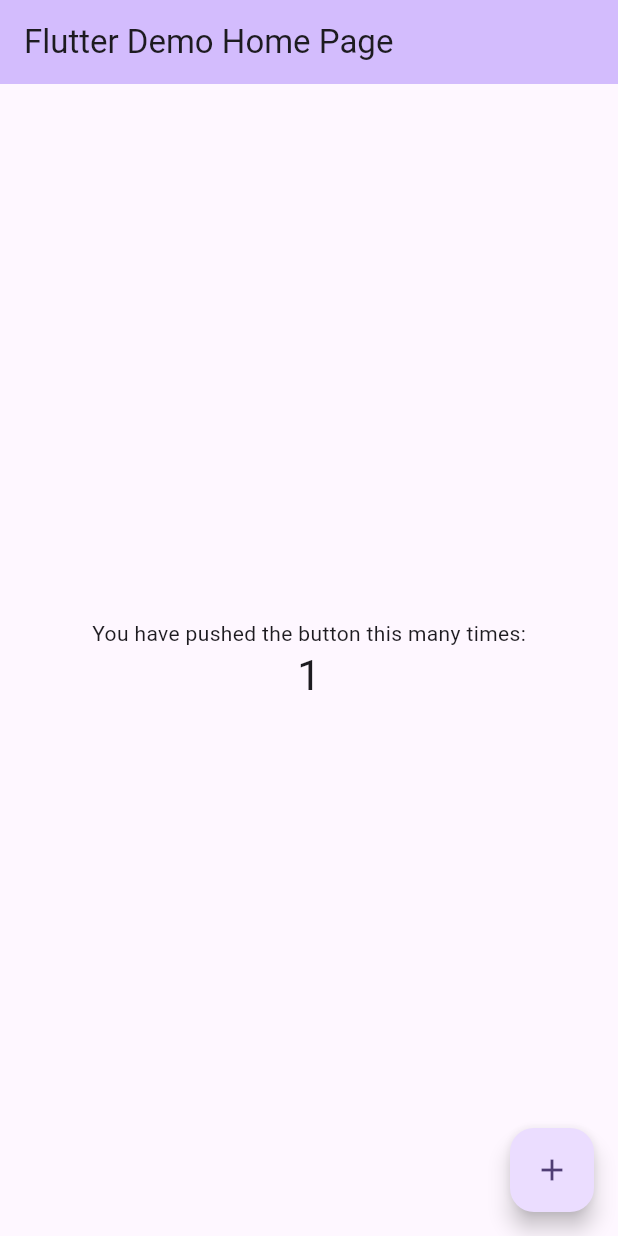
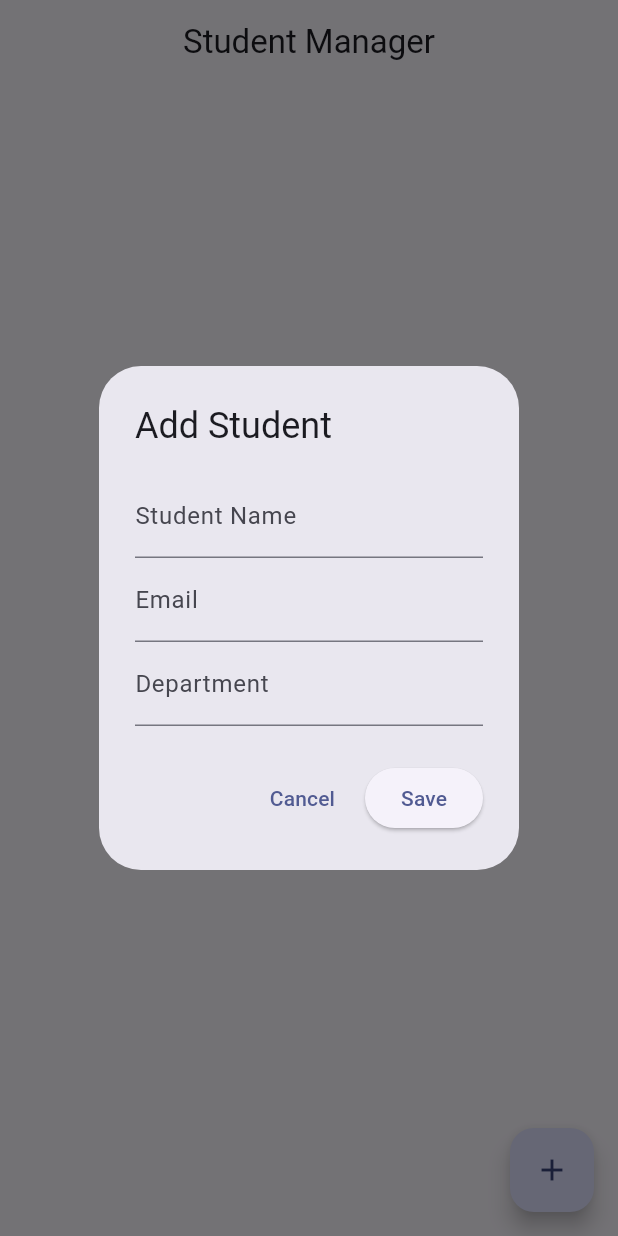
Before and after one commit to DiptiLecturer/hive_fl, a Flutter app: the screen it shows after launch, after a tap on the "add" icon, on a phone screen of 412 x 824 dp. Run offline on Flutter 3.47's test engine with Material 3 defaults, Android fonts, the phone set to English and light mode, and no system bars; our stand-ins replace hive, hive_flutter; accounts and stored records are empty.

Commit message:
hive added

```diff
--- a/lib/main.dart
+++ b/lib/main.dart
@@ -1,122 +1,32 @@
 import 'package:flutter/material.dart';
+import 'package:hive_flutter/hive_flutter.dart';
+import 'package:hivefl/screens/home_screen.dart';
 
-void main() {
+void main() async {
+  WidgetsFlutterBinding.ensureInitialized();
+
+  // Initialize Hive
+  await Hive.initFlutter();
+
+  // Open student box
+  await Hive.openBox<Map>('students');
+
   runApp(const MyApp());
 }
 
 class MyApp extends StatelessWidget {
   const MyApp({super.key});
 
-  // This widget is the root of your application.
   @override
   Widget build(BuildContext context) {
     return MaterialApp(
-      title: 'Flutter Demo',
+      debugShowCheckedModeBanner: false,
+      title: 'Student Manager',
       theme: ThemeData(
-        // This is the theme of your application.
-        //
-        // TRY THIS: Try running your application with "flutter run". You'll see
-        // the application has a purple toolbar. Then, without quitting the app,
-        // try changing the seedColor in the colorScheme below to Colors.green
-        // and then invoke "hot reload" (save your changes or press the "hot
-        // reload" button in a Flutter-supported IDE, or press "r" if you used
-        // the command line to start the app).
-        //
-        // Notice that the counter didn't reset back to zero; the application
-        // state is not lost during the reload. To reset the state, use hot
-        // restart instead.
-        //
-        // This works for code too, not just values: Most code changes can be
-        // tested with just a hot reload.
-        colorScheme: .fromSeed(seedColor: Colors.deepPurple),
+        colorSchemeSeed: Colors.indigo,
+        useMaterial3: true,
       ),
-      home: const MyHomePage(title: 'Flutter Demo Home Page'),
+      home: const HomeScreen(),
     );
   }
 }
-
-class MyHomePage extends StatefulWidget {
-  const MyHomePage({super.key, required this.title});
-
-  // This widget is the home page of your application. It is stateful, meaning
-  // that it has a State object (defined below) that contains fields that affect
-  // how it looks.
-
-  // This class is the configuration for the state. It holds the values (in this
-  // case the title) provided by the parent (in this case the App widget) and
-  // used by the build method of the State. Fields in a Widget subclass are
-  // always marked "final".
-
-  final String title;
-
-  @override
-  State<MyHomePage> createState() => _MyHomePageState();
-}
-
-class _MyHomePageState extends State<MyHomePage> {
-  int _counter = 0;
-
-  void _incrementCounter() {
-    setState(() {
-      // This call to setState tells the Flutter framework that something has
-      // changed in this State, which causes it to rerun the build method below
-      // so that the display can reflect the updated values. If we changed
-      // _counter without calling setState(), then the build method would not be
-      // called again, and so nothing would appear to happen.
-      _counter++;
-    });
-  }
-
-  @override
-  Widget build(BuildContext context) {
-    // This method is rerun every time setState is called, for instance as done
-    // by the _incrementCounter method above.
-    //
-    // The Flutter framework has been optimized to make rerunning build methods
-    // fast, so that you can just rebuild anything that needs updating rather
-    // than having to individually change instances of widgets.
-    return Scaffold(
-      appBar: AppBar(
-        // TRY THIS: Try changing the color here to a specific color (to
-        // Colors.amber, perhaps?) and trigger a hot reload to see the AppBar
-        // change color while the other colors stay the same.
-        backgroundColor: Theme.of(context).colorScheme.inversePrimary,
-        // Here we take the value from the MyHomePage object that was created by
-        // the App.build method, and use it to set our appbar title.
-        title: Text(widget.title),
-      ),
-      body: Center(
-        // Center is a layout widget. It takes a single child and positions it
-        // in the middle of the parent.
-        child: Column(
-          // Column is also a layout widget. It takes a list of children and
-          // arranges them vertically. By default, it sizes itself to fit its
-          // children horizontally, and tries to be as tall as its parent.
-          //
-          // Column has various properties to control how it sizes itself and
-          // how it positions its children. Here we use mainAxisAlignment to
-          // center the children vertically; the main axis here is the vertical
-          // axis because Columns are vertical (the cross axis would be
-          // horizontal).
-          //
-          // TRY THIS: Invoke "debug painting" (choose the "Toggle Debug Paint"
-          // action in the IDE, or press "p" in the console), to see the
-          // wireframe for each widget.
-          mainAxisAlignment: .center,
-          children: [
-            const Text('You have pushed the button this many times:'),
-            Text(
-              '$_counter',
-              style: Theme.of(context).textTheme.headlineMedium,
-            ),
-          ],
-        ),
-      ),
-      floatingActionButton: FloatingActionButton(
-        onPressed: _incrementCounter,
-        tooltip: 'Increment',
-        child: const Icon(Icons.add),
-      ),
-    );
-  }
-}
--- /dev/null
+++ b/lib/screens/home_screen.dart
@@ -0,0 +1,148 @@
+import 'package:flutter/cupertino.dart';
+import 'package:flutter/material.dart';
+import 'package:hive/hive.dart';
+import 'package:hive_flutter/hive_flutter.dart';
+import '../widgets/student_dialog.dart';
+
+class HomeScreen extends StatefulWidget {
+  const HomeScreen({super.key});
+
+  @override
+  State<HomeScreen> createState() => _HomeScreenState();
+}
+
+class _HomeScreenState extends State<HomeScreen> {
+
+  // Access Hive Box
+  final Box<Map> studentBox = Hive.box<Map>('students');
+
+  // Add / Update Student Dialog
+  void showStudentDialog({int? index}) {
+
+    Map? student;
+
+    // If editing, get existing data
+    if (index != null) {
+      student = studentBox.getAt(index);
+    }
+
+    showDialog(
+      context: context,
+      builder: (context) {
+        return StudentDialog(
+          student: student,
+
+          onSave: (data) {
+
+            if (index == null) {
+
+              // CREATE
+              studentBox.add(data);
+
+            } else {
+
+              // UPDATE
+              studentBox.putAt(index, data);
+            }
+
+          },
+        );
+      },
+    );
+  }
+
+  // DELETE Student
+  void deleteStudent(int index) {
+    studentBox.deleteAt(index);
+  }
+
+  @override
+  Widget build(BuildContext context) {
+    return Scaffold(
+
+      appBar: AppBar(
+        title: const Text('Student Manager'),
+        centerTitle: true,
+      ),
+
+      body: ValueListenableBuilder(
+        valueListenable: studentBox.listenable(),
+
+        builder: (context, box, child) {
+
+          if (box.isEmpty) {
+            return const Center(
+              child: Text('No students found'),
+            );
+          }
+
+          return ListView.builder(
+            itemCount: box.length,
+
+            itemBuilder: (context, index) {
+
+              final student = box.getAt(index)!;
+
+              return Card(
+                margin: const EdgeInsets.symmetric(
+                  horizontal: 12,
+                  vertical: 6,
+                ),
+
+                child: ListTile(
+
+                  leading: CircleAvatar(
+                    child: Text(
+                      student['name'].toString().isNotEmpty
+                          ? student['name'][0].toUpperCase()
+                          : '?',
+                    ),
+                  ),
+
+                  title: Text(student['name']),
+
+                  subtitle: Text(
+                    '${student['email']}\n${student['department']}',
+                  ),
+
+                  isThreeLine: true,
+
+                  trailing: PopupMenuButton(
+                    onSelected: (value) {
+
+                      if (value == 'edit') {
+                        showStudentDialog(index: index);
+                      }
+
+                      if (value == 'delete') {
+                        deleteStudent(index);
+                      }
+                    },
+
+                    itemBuilder: (context) => [
+                      const PopupMenuItem(
+                        value: 'edit',
+                        child: Text('Edit'),
+                      ),
+
+                      const PopupMenuItem(
+                        value: 'delete',
+                        child: Text('Delete'),
+                      ),
+                    ],
+                  ),
+                ),
+              );
+            },
+          );
+        },
+      ),
+
+      floatingActionButton: FloatingActionButton(
+        onPressed: () => showStudentDialog(),
+
+        child: const Icon(Icons.add),
+      ),
+    );
+  }
+}
--- /dev/null
+++ b/lib/widgets/student_dialog.dart
@@ -0,0 +1,117 @@
+
+import 'package:flutter/material.dart';
+
+class StudentDialog extends StatefulWidget {
+
+  final Map? student;
+  final Function(Map) onSave;
+
+  const StudentDialog({
+    super.key,
+    this.student,
+    required this.onSave,
+  });
+
+  @override
+  State<StudentDialog> createState() => _StudentDialogState();
+}
+
+class _StudentDialogState extends State<StudentDialog> {
+
+  // Text Editing Controllers
+  final nameController = TextEditingController();
+  final emailController = TextEditingController();
+  final departmentController = TextEditingController();
+
+  // Load existing data when editing
+  @override
+  void initState() {
+    super.initState();
+
+    if (widget.student != null) {
+      nameController.text = widget.student!['name'];
+      emailController.text = widget.student!['email'];
+      departmentController.text = widget.student!['department'];
+    }
+  }
+
+  // Dispose controllers
+  @override
+  void dispose() {
+    nameController.dispose();
+    emailController.dispose();
+    departmentController.dispose();
+
+    super.dispose();
+  }
+
+  @override
+  Widget build(BuildContext context) {
+    return AlertDialog(
+
+      title: Text(
+        widget.student == null
+            ? 'Add Student'
+            : 'Update Student',
+      ),
+
+      content: Column(
+        mainAxisSize: MainAxisSize.min,
+        children: [
+
+          TextField(
+            controller: nameController,
+            decoration: const InputDecoration(
+              labelText: 'Student Name',
+            ),
+          ),
+
+          TextField(
+            controller: emailController,
+            decoration: const InputDecoration(
+              labelText: 'Email',
+            ),
+          ),
+
+          TextField(
+            controller: departmentController,
+            decoration: const InputDecoration(
+              labelText: 'Department',
+            ),
+          ),
+        ],
+      ),
+
+      actions: [
+
+        TextButton(
+          onPressed: () {
+            Navigator.pop(context);
+          },
+          child: const Text('Cancel'),
+        ),
+
+        ElevatedButton(
+          onPressed: () {
+
+            // Collect student information
+            final studentData = {
+              'name': nameController.text.trim(),
+              'email': emailController.text.trim(),
+              'department': departmentController.text.trim(),
+            };
+
+            // Send data to HomeScreen
+            widget.onSave(studentData);
+
+            Navigator.pop(context);
+          },
+
+          child: Text(
+            widget.student == null ? 'Save' : 'Update',
+          ),
+        ),
+      ],
+    );
+  }
+}
--- a/pubspec.yaml
+++ b/pubspec.yaml
@@ -34,6 +34,8 @@ dependencies:
   # The following adds the Cupertino Icons font to your application.
   # Use with the CupertinoIcons class for iOS style icons.
   cupertino_icons: ^1.0.8
+  hive: ^2.2.3
+  hive_flutter: ^1.1.0
 
 dev_dependencies:
   flutter_test:
```
Also changed, not shown: pubspec.lock, 2 other files.
